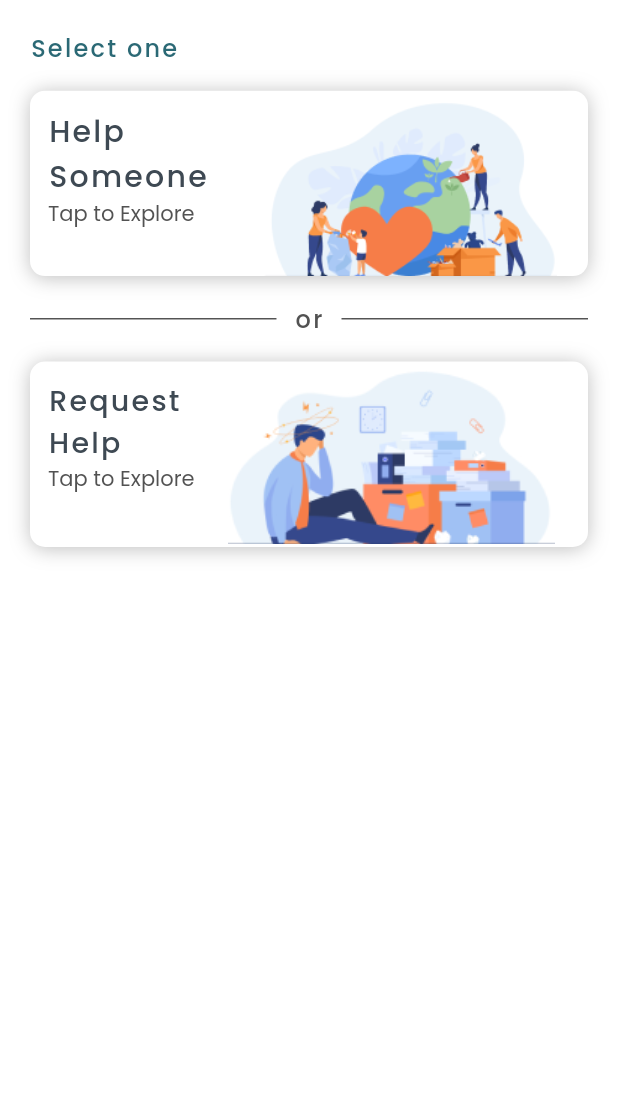
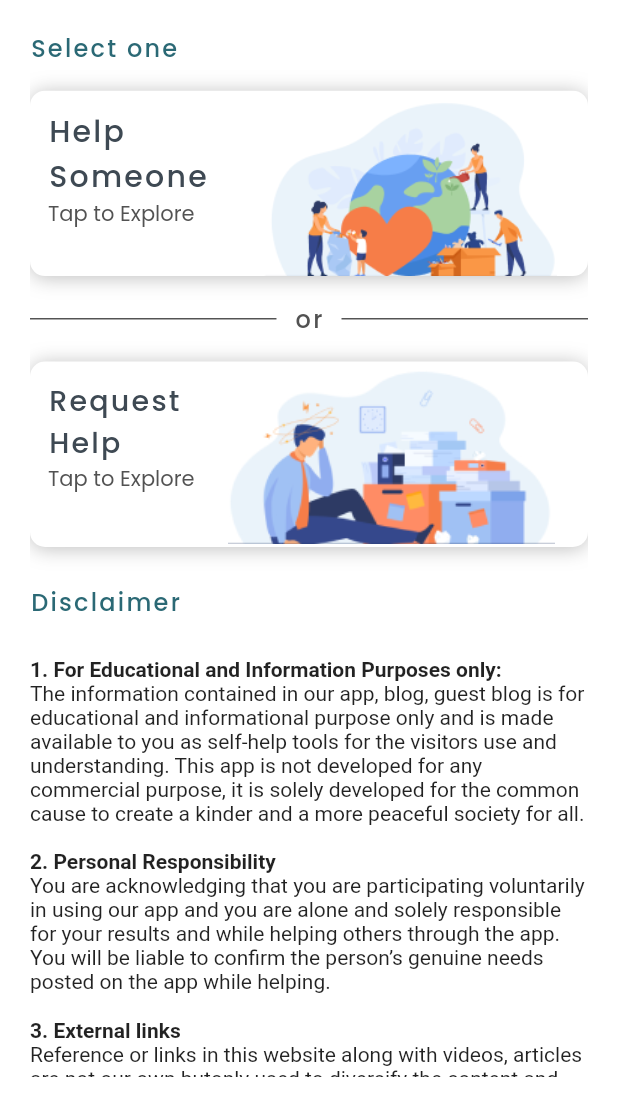
Before and after one commit to AKshayAmakein/kindness, a Flutter app: the HelpAndSupportScreen screen opened directly with empty values, on a phone screen of 412 x 824 dp, the part 129-1236 px from its top. Run offline on Flutter 3.47's test engine with Material 2 defaults, Android fonts, the phone set to English and light mode, and no system bars; our stand-ins replace assets_audio_player, cached_network_image, carousel_slider, cloud_firestore, confetti, dropdown_search and 19 more; missing offline and left inert: flutter_card_swipper, scratcher, wc_flutter_share; accounts and stored records are empty.

Commit message:
5 v created

```diff
--- a/lib/components/NewsVideoPlayerAndImg.dart
+++ b/lib/components/NewsVideoPlayerAndImg.dart
@@ -10,7 +10,11 @@ import 'package:video_player/video_player.dart';
 class NewsVideoPlayerAndImg extends StatefulWidget {
   final String videoUrl;
   final String img;
-  NewsVideoPlayerAndImg({required this.videoUrl, required this.img});
+
+  NewsVideoPlayerAndImg({
+    required this.videoUrl,
+    required this.img,
+  });
   @override
   _NewsVideoPlayerAndImgState createState() => _NewsVideoPlayerAndImgState();
 }
--- a/lib/screens/help_and_support_screen.dart
+++ b/lib/screens/help_and_support_screen.dart
@@ -54,6 +54,7 @@ class _HelpAndSupportScreenState extends State<HelpAndSupportScreen> {
       drawer: CustomDrawer(),
       body: Padding(
         padding: const EdgeInsets.all(20.0),
+        child: SingleChildScrollView(
           child: Column(
             crossAxisAlignment: CrossAxisAlignment.stretch,
             children: [
@@ -198,7 +199,43 @@ class _HelpAndSupportScreenState extends State<HelpAndSupportScreen> {
                   ),
                 ),
               ),
+              SizedBox(
+                height: Get.height * 0.03,
+              ),
+              Text(
+                'Disclaimer',
+                style: headlineTextStyle.copyWith(
+                    color: textSecondary, fontSize: 16),
+              ),
+              SizedBox(
+                height: Get.height * 0.03,
+              ),
+              Text(
+                '1. For Educational and Information Purposes only:',
+                style: TextStyle(fontWeight: FontWeight.bold),
+              ),
+              Text(
+                  'The information contained in our app, blog, guest blog is for educational and informational purpose only and is made available to you as self-help tools for the visitors use and understanding. This app is not developed for any commercial purpose, it is solely developed for the common cause to create a kinder and a more peaceful society for all.'),
+              SizedBox(
+                height: Get.height * 0.02,
+              ),
+              Text(
+                '2. Personal Responsibility',
+                style: TextStyle(fontWeight: FontWeight.bold),
+              ),
+              Text(
+                  'You are acknowledging that you are participating voluntarily in using our app and you are alone and solely responsible for your results and while helping others through the app. You will be liable to confirm the person’s genuine needs posted on the app while helping.'),
+              SizedBox(
+                height: Get.height * 0.02,
+              ),
+              Text(
+                '3. External links',
+                style: TextStyle(fontWeight: FontWeight.bold),
+              ),
+              Text(
+                  'Reference or links in this website along with videos, articles are not our own butonly used to diversify the content and provide as much information as possible.Links are provided so that the online visitor can view the actual site and gather more information.')
             ],
+          ),
         ),
       ),
     );
--- a/pubspec.yaml
+++ b/pubspec.yaml
@@ -15,7 +15,7 @@ publish_to: 'none' # Remove this line if you wish to publish to pub.dev
 # In iOS, build-name is used as CFBundleShortVersionString while build-number used as CFBundleVersion.
 # Read more about iOS versioning at
 # https://developer.apple.com/library/archive/documentation/General/Reference/InfoPlistKeyReference/Articles/CoreFoundationKeys.html
-version: 1.0.3+4
+version: 1.0.4+5
 
 environment:
   sdk: ">=2.12.0 <3.0.0"
@@ -62,6 +62,7 @@ dependencies:
   google_nav_bar: ^5.0.5
   photo_view: ^0.12.0
   url_launcher: ^6.0.9
+  webview_flutter: ^3.0.0
 
 
 
```
Also changed, not shown: lib/components/kindness_tile.dart (+13 -2 lines), lib/components/videos_title_ui.dart (+51 -60 lines), lib/screens/home_screen.dart (+18 -2 lines), lib/screens/web_view_screen.dart (added, +13 -0 lines), pubspec.lock, 4 other files. Lines whose indentation alone changed are shown as unchanged.
